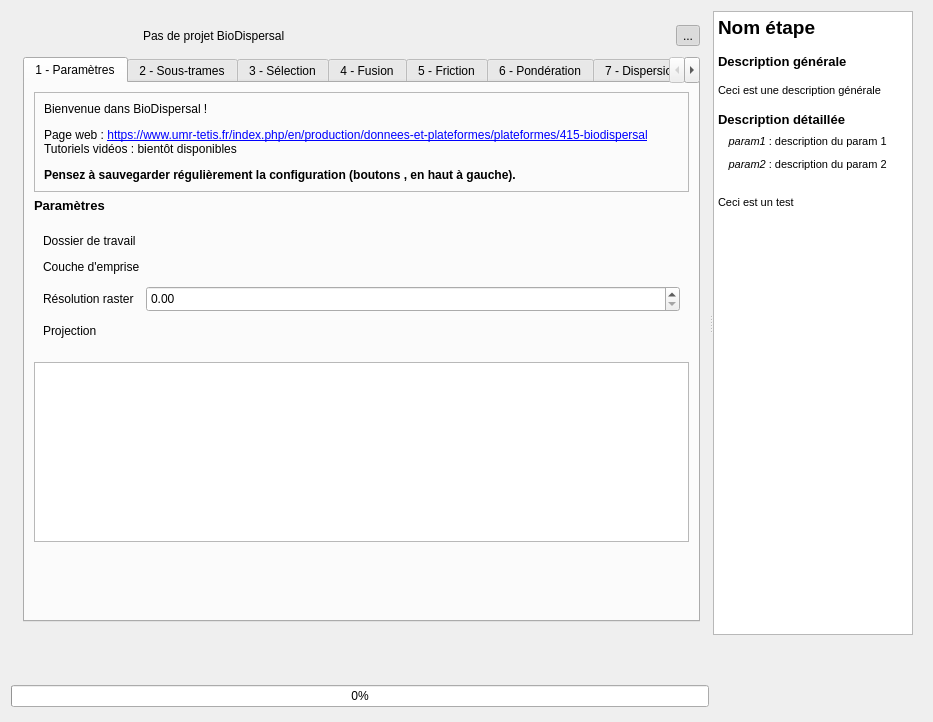
Before: the Qt Designer form BioDispersal_dialog_base.ui in MathieuChailloux/BioDispersal, drawn with Qt 5.
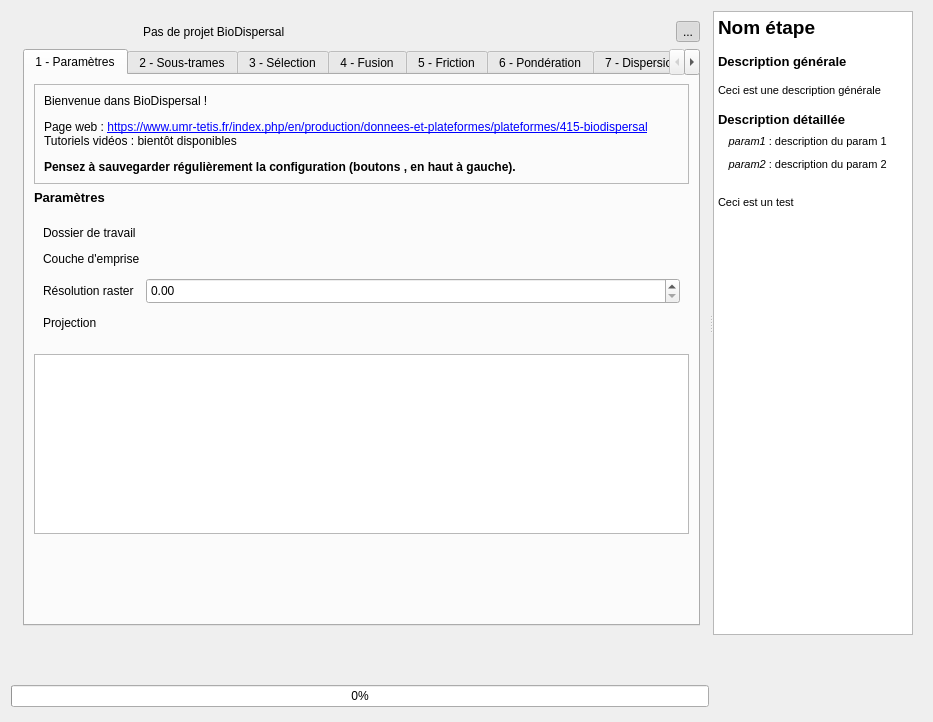
After: the same form once the commit is applied. Icons and pictures are not drawn. Custom widgets are drawn as their Qt base class.

Commit message: Fixing Expanding policy

Patch:
```diff
--- a/BioDispersal_dialog_base.ui
+++ b/BioDispersal_dialog_base.ui
@@ -23,7 +23,7 @@
    <item row="0" column="0" colspan="2">
     <widget class="QFrame" name="frame">
      <property name="sizePolicy">
-      <sizepolicy hsizetype="Expanding" vsizetype="Expanding">
+      <sizepolicy hsizetype="Expanding" vsizetype="Preferred">
        <horstretch>0</horstretch>
        <verstretch>0</verstretch>
       </sizepolicy>
@@ -60,7 +60,7 @@
         </property>
         <widget class="QgsScrollArea" name="scrollArea">
          <property name="sizePolicy">
-          <sizepolicy hsizetype="Expanding" vsizetype="Expanding">
+          <sizepolicy hsizetype="Expanding" vsizetype="MinimumExpanding">
            <horstretch>3</horstretch>
            <verstretch>0</verstretch>
           </sizepolicy>
@@ -76,7 +76,7 @@
            <rect>
             <x>0</x>
             <y>0</y>
-            <width>699</width>
+            <width>698</width>
             <height>628</height>
            </rect>
           </property>
@@ -238,7 +238,7 @@
            <item row="1" column="0" colspan="8">
             <widget class="QTabWidget" name="mTabWidget">
              <property name="sizePolicy">
-              <sizepolicy hsizetype="Expanding" vsizetype="MinimumExpanding">
+              <sizepolicy hsizetype="Expanding" vsizetype="Expanding">
                <horstretch>2</horstretch>
                <verstretch>0</verstretch>
               </sizepolicy>
@@ -252,7 +252,7 @@
              <property name="maximumSize">
               <size>
                <width>16777215</width>
-               <height>565</height>
+               <height>16777215</height>
               </size>
              </property>
              <property name="currentIndex">
```
Left out of the diff: 24 changed lines with no effect on the pictures. The commit also changes 1 other file.
